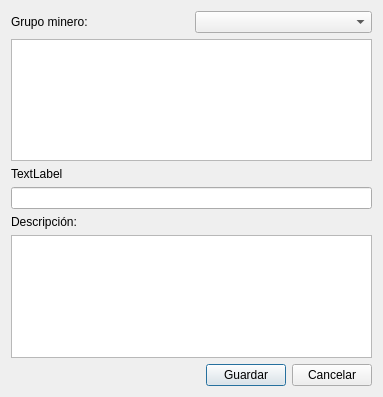
Before: the Qt Designer form nuevodialog.ui in lincolningaroca/SWDataMonitoreo, drawn with Qt 5.
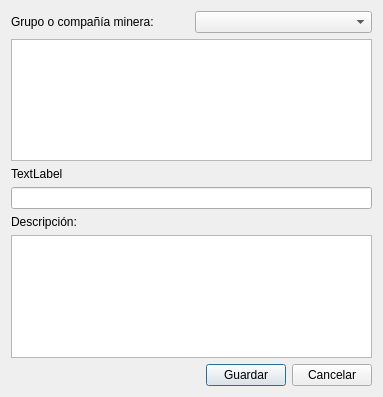
After: the same form once the commit is applied. Icons and pictures are not drawn.

Diff of the .ui file:
```diff
--- a/nuevodialog.ui
+++ b/nuevodialog.ui
@@ -19,7 +19,7 @@
      <item>
       <widget class="QLabel" name="lblGrupo">
        <property name="text">
-        <string>Grupo minero:</string>
+        <string>Grupo o compañía minera:</string>
        </property>
       </widget>
      </item>
```
Left out of the diff: 13 changed lines with no effect on the pictures.
